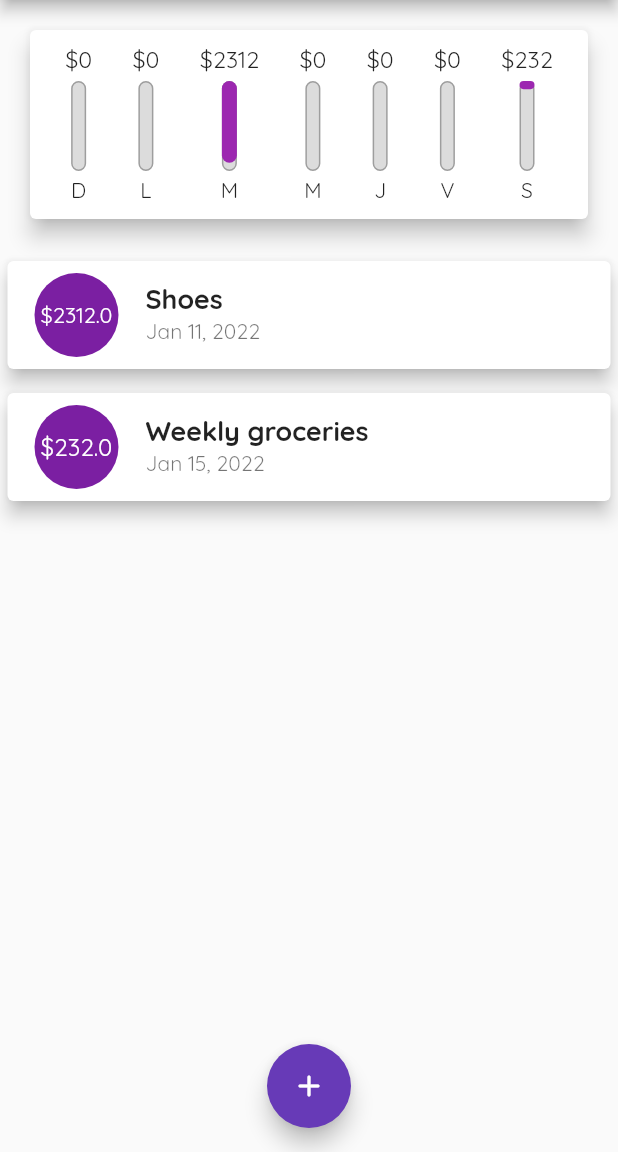
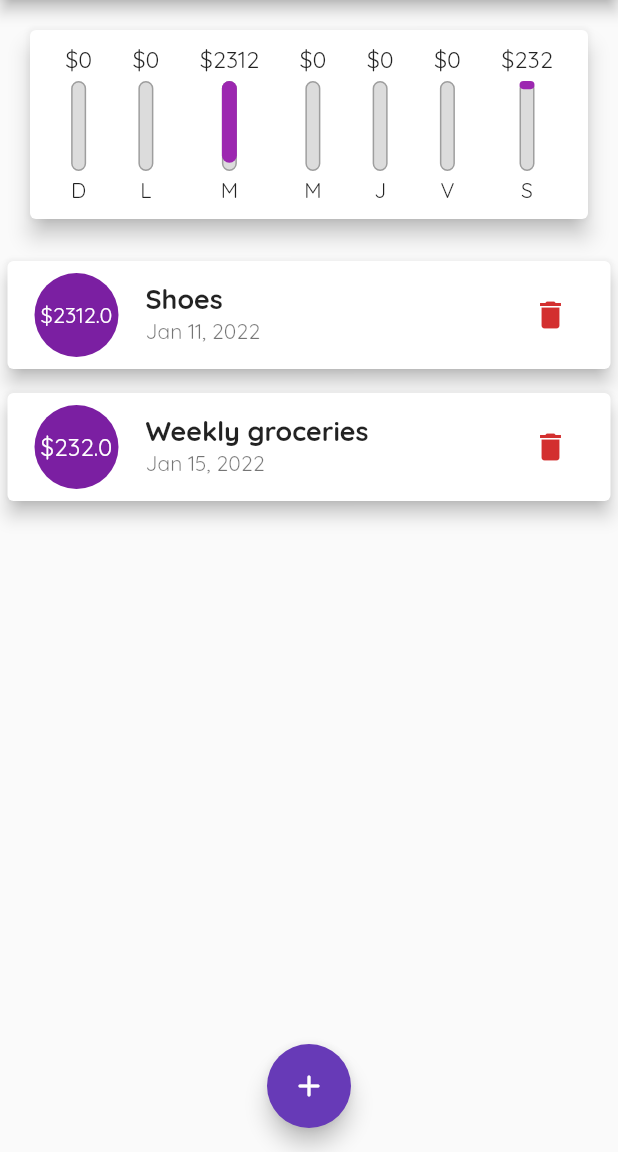
Before and after one commit to SantiagoVargasVe/expenses_app, a Flutter app: the screen it shows after launch, on a phone screen of 412 x 824 dp, the part 84-1236 px from its top. Run offline on Flutter 3.47's test engine with Material 2 defaults, Android fonts, the phone set to English and light mode, and no system bars; Roboto replaces fonts that are missing (OpenSans).

Commit message:
ADD: Remove item

```diff
--- a/lib/widgets/transaction_list.dart
+++ b/lib/widgets/transaction_list.dart
@@ -4,13 +4,13 @@ import 'package:intl/intl.dart';
 
 class TransactionList extends StatelessWidget {
   final List<Transaction> transactions;
-
-  const TransactionList(this.transactions);
+  final Function deleteTx;
+  const TransactionList(this.transactions, this.deleteTx);
 
   @override
   Widget build(BuildContext context) {
     return SizedBox(
-      height: 300,
+      height: 400,
       child: transactions.isEmpty
           ? Column(
               mainAxisAlignment: MainAxisAlignment.center,
@@ -56,6 +56,13 @@ class TransactionList extends StatelessWidget {
                     subtitle: Text(
                       DateFormat.yMMMd().format(transactions[index].date),
                     ),
+                    trailing: IconButton(
+                      icon: const Icon(Icons.delete),
+                      color: Theme.of(context).errorColor,
+                      onPressed: () {
+                        deleteTx(transactions[index].id);
+                      },
+                    ),
                   ),
                 );
               },
```
Also changed, not shown: lib/main.dart (+10 -3 lines), lib/widgets/new_transaction.dart (+51 -14 lines).
